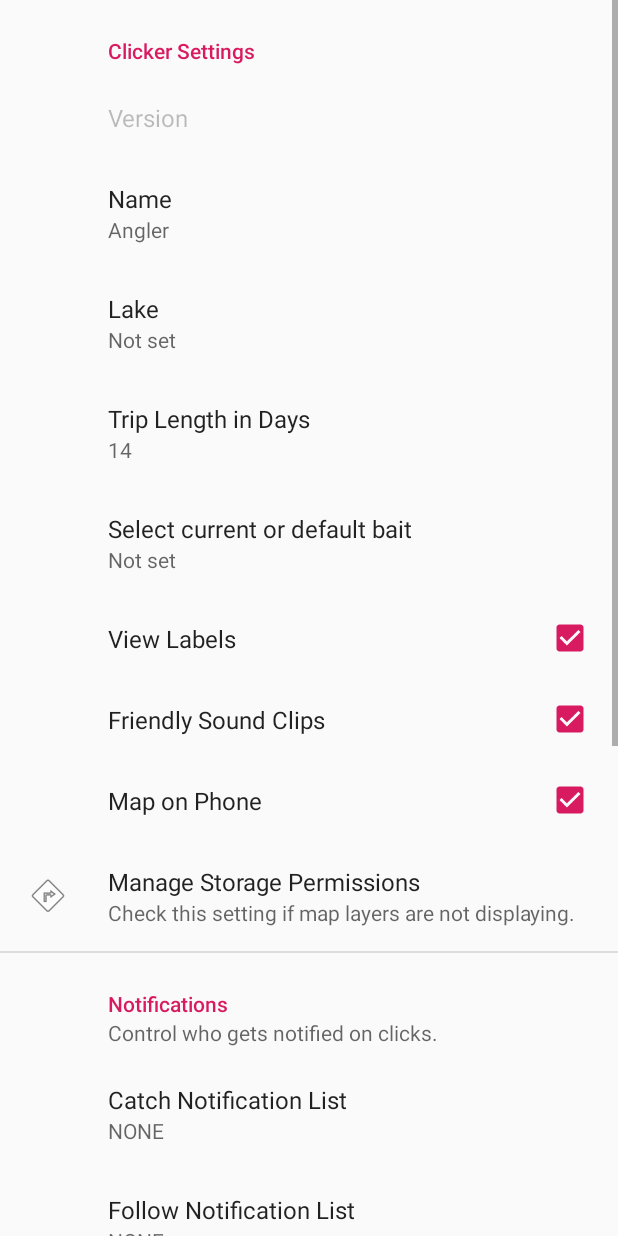
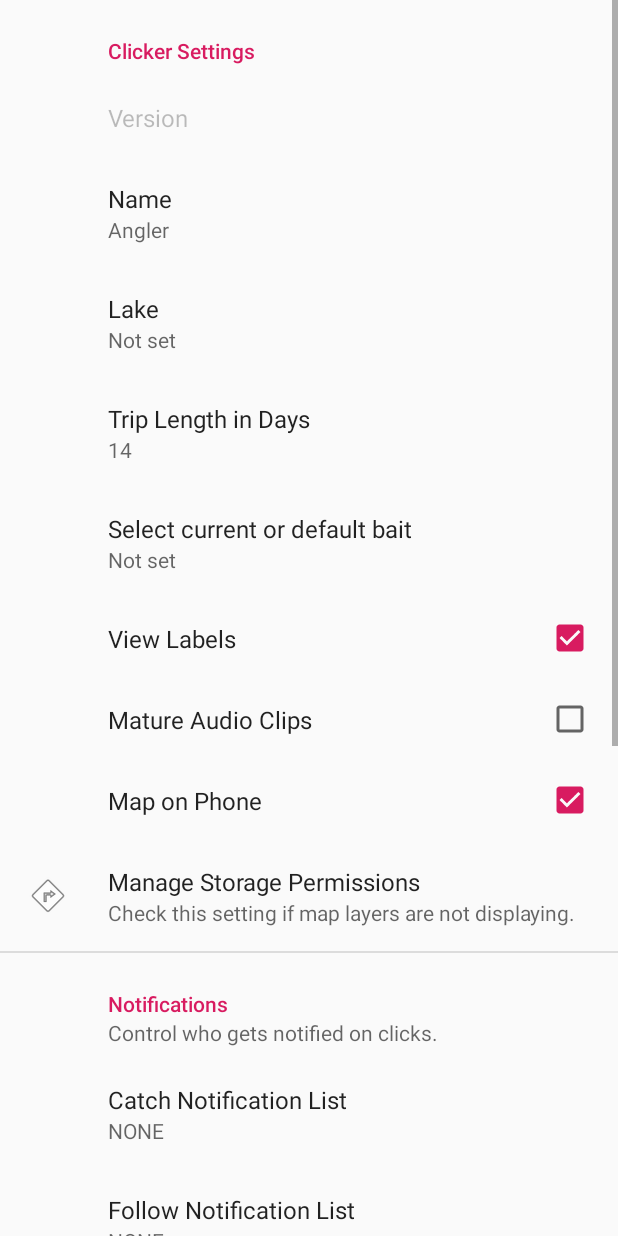
Before and after one commit to dwbuss/CrowClicker, an Android app: the SettingsFragment screen opened directly, with no data from a screen before it, on a phone screen of 412 x 824 dp. Run offline under Robolectric (Android 15) with nearby library versions, the phone set to English and light mode, and no system bars; our stand-ins replace androidx.preference; libraries missing offline, so code that uses them is left out: io.flic.flic2libandroid; 1 statement that could not run was skipped.

Commit message:
change friendly sounds label, notify label, move mylocation button for refresh drop down

```diff
--- a/app/build.gradle
+++ b/app/build.gradle
@@ -33,6 +33,7 @@ android {
         release {
             minifyEnabled false
             proguardFiles getDefaultProguardFile('proguard-android-optimize.txt'), 'proguard-rules.pro'
+            signingConfig signingConfigs.debug
         }
     }
     compileOptions {
--- a/app/src/main/java/com/example/clicker/ClickerListener.java
+++ b/app/src/main/java/com/example/clicker/ClickerListener.java
@@ -52,10 +52,10 @@ public class ClickerListener extends Flic2ButtonListener {
             return;
         }
         SharedPreferences prefs = PreferenceManager.getDefaultSharedPreferences(context);
-        boolean friendly = prefs.getBoolean("Friendly", true);
+        boolean mature = prefs.getBoolean("Mature", false);
 
         ContactType contactType = actionType.getType();
-        int soundBite = contactType.lookupSoundBite(friendly);
+        int soundBite = contactType.lookupSoundBite(mature);
         MediaPlayer song = MediaPlayer.create(context, soundBite);
         song.start();
 
--- a/app/src/main/java/com/example/clicker/ContactType.java
+++ b/app/src/main/java/com/example/clicker/ContactType.java
@@ -26,8 +26,8 @@ public enum ContactType {
         return names;
     }
 
-    int lookupSoundBite(boolean isFriendly) {
-        return (isFriendly) ? this.friendly : bites[(int) (System.currentTimeMillis() % bites.length)];
+    int lookupSoundBite(boolean isMature) {
+        return (isMature) ? bites[(int) (System.currentTimeMillis() % bites.length)] : this.friendly;
     }
 
     public final String getMessageFragment() {
--- a/app/src/main/res/layout/activity_main.xml
+++ b/app/src/main/res/layout/activity_main.xml
@@ -29,7 +29,7 @@
         <TextView
             android:id="@+id/tv1"
             android:layout_width="wrap_content"
-            android:layout_height="wrap_content"
+            android:layout_height="900dp"
             android:text="" />
     </androidx.swiperefreshlayout.widget.SwipeRefreshLayout>
 
@@ -172,7 +172,7 @@
     <LinearLayout
         android:layout_width="wrap_content"
         android:layout_height="316dp"
-        android:layout_marginTop="65dp"
+        android:layout_marginTop="25dp"
         android:layout_marginEnd="8dp"
         android:gravity="center_horizontal"
         android:orientation="vertical"
--- a/app/src/main/res/layout/activity_point.xml
+++ b/app/src/main/res/layout/activity_point.xml
@@ -638,7 +638,7 @@
                 android:layout_marginTop="8dp"
                 android:layout_weight="3"
                 android:checked="true"
-                android:text="Notify" />
+                android:text="Send Text" />
         </LinearLayout>
 
     </LinearLayout>
--- a/app/src/main/res/xml/root_preferences.xml
+++ b/app/src/main/res/xml/root_preferences.xml
@@ -58,10 +58,10 @@
             android:title="View Labels"
             app:useSimpleSummaryProvider="true" />
         <CheckBoxPreference
-            android:defaultValue="true"
-            android:key="Friendly"
+            android:defaultValue="false"
+            android:key="Mature"
             android:persistent="true"
-            android:title="Friendly Sound Clips"
+            android:title="Mature Audio Clips"
             app:useSimpleSummaryProvider="true" />
         <CheckBoxPreference
             android:defaultValue="true"
```
Also changed, not shown: app/src/main/java/com/example/clicker/MainActivity.java (+19 -2 lines).
